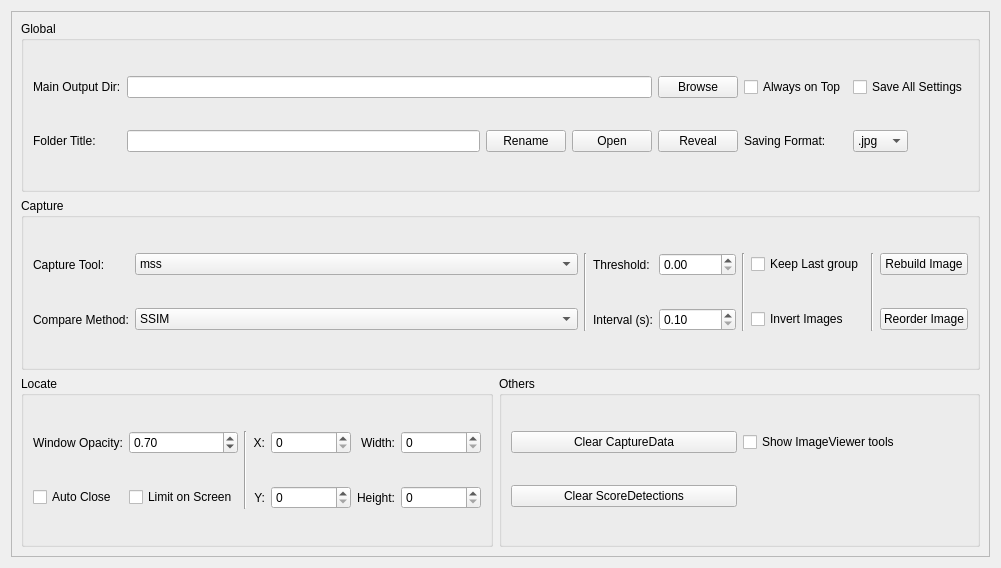
Qt form src/View/ui/TabSettings.ui (Carrot-shreds/score_capture) before a commit.
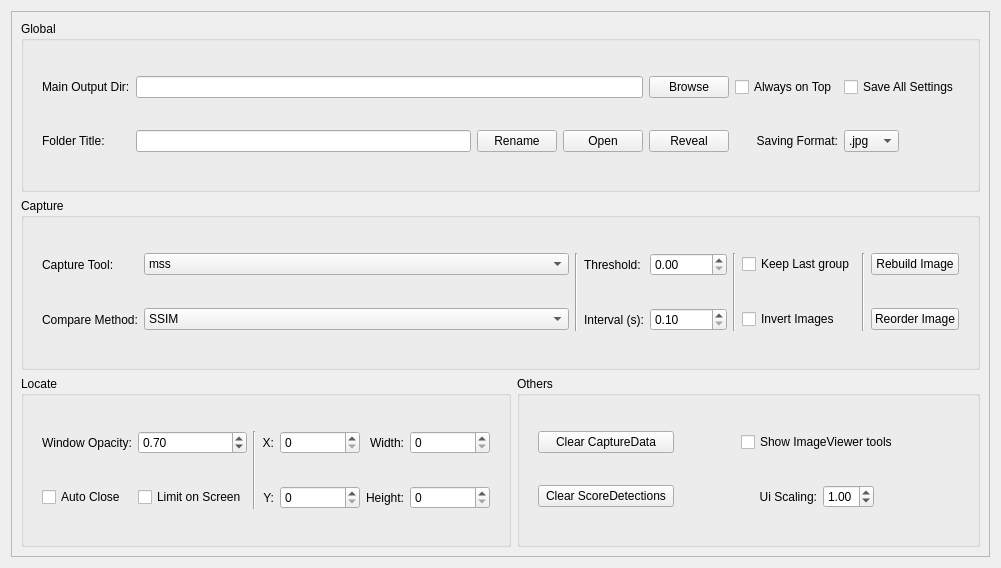
The same form after that commit.

Commit message: High resolution support, fix loacte window resize issue, and add ui scaling settig.

Patch:
```diff
--- a/src/View/ui/TabSettings.ui
+++ b/src/View/ui/TabSettings.ui
@@ -38,6 +38,12 @@
           <string>Global</string>
          </property>
          <layout class="QGridLayout" name="gridLayout_4">
+          <property name="leftMargin">
+           <number>18</number>
+          </property>
+          <property name="rightMargin">
+           <number>18</number>
+          </property>
           <item row="3" column="3">
            <widget class="QPushButton" name="pushButton_select_folder">
             <property name="toolTip">
@@ -139,6 +145,9 @@
             <property name="text">
              <string>Saving Format:</string>
             </property>
+            <property name="alignment">
+             <set>Qt::AlignmentFlag::AlignRight|Qt::AlignmentFlag::AlignTrailing|Qt::AlignmentFlag::AlignVCenter</set>
+            </property>
            </widget>
           </item>
           <item row="3" column="2">
@@ -180,13 +189,12 @@
           <string>Others</string>
          </property>
          <layout class="QGridLayout" name="gridLayout_5">
-          <item row="1" column="1">
-           <widget class="QCheckBox" name="checkBox_imageViewer_show_tools">
-            <property name="text">
-             <string>Show ImageViewer tools</string>
-            </property>
-           </widget>
-          </item>
+          <property name="leftMargin">
+           <number>18</number>
+          </property>
+          <property name="rightMargin">
+           <number>18</number>
+          </property>
           <item row="2" column="0">
            <widget class="QPushButton" name="pushButton_clear_score_detections">
             <property name="sizePolicy">
@@ -201,6 +209,19 @@
             <property name="text">
              <string>Clear ScoreDetections</string>
             </property>
+            <property name="flat">
+             <bool>false</bool>
+            </property>
+           </widget>
+          </item>
+          <item row="2" column="1" alignment="Qt::AlignmentFlag::AlignRight">
+           <widget class="QLabel" name="label">
+            <property name="text">
+             <string>Ui Scaling:</string>
+            </property>
+            <property name="alignment">
+             <set>Qt::AlignmentFlag::AlignRight|Qt::AlignmentFlag::AlignTrailing|Qt::AlignmentFlag::AlignVCenter</set>
+            </property>
            </widget>
           </item>
           <item row="1" column="0">
@@ -217,6 +238,41 @@
             <property name="text">
              <string>Clear CaptureData</string>
             </property>
+            <property name="flat">
+             <bool>false</bool>
+            </property>
+           </widget>
+          </item>
+          <item row="2" column="2" alignment="Qt::AlignmentFlag::AlignLeft">
+           <widget class="QDoubleSpinBox" name="doubleSpinBox_ui_scaling">
+            <property name="sizePolicy">
+             <sizepolicy hsizetype="Fixed" vsizetype="Fixed">
+              <horstretch>0</horstretch>
+              <verstretch>0</verstretch>
+             </sizepolicy>
+            </property>
+            <property name="toolTip">
+             <string>&lt;html&gt;&lt;head/&gt;&lt;body&gt;&lt;p&gt;The scaling of user interface. The actual scaling will be mulitplied by the system scaling. &lt;span style=&quot; font-family:'quote-cjk-patch','Inter','system-ui','-apple-system','BlinkMacSystemFont','Segoe UI','Roboto','Oxygen','Ubuntu','Cantarell','Open Sans','Helvetica Neue','sans-serif'; font-size:16px; color:#0f1115; background-color:#ffffff;&quot;&gt;Takes effect after restart.&lt;/span&gt;&lt;/p&gt;&lt;/body&gt;&lt;/html&gt;</string>
+            </property>
+            <property name="minimum">
+             <double>0.500000000000000</double>
+            </property>
+            <property name="maximum">
+             <double>2.000000000000000</double>
+            </property>
+            <property name="singleStep">
+             <double>0.100000000000000</double>
+            </property>
+            <property name="value">
+             <double>1.000000000000000</double>
+            </property>
+           </widget>
+          </item>
+          <item row="1" column="1" colspan="2" alignment="Qt::AlignmentFlag::AlignHCenter">
+           <widget class="QCheckBox" name="checkBox_imageViewer_show_tools">
+            <property name="text">
+             <string>Show ImageViewer tools</string>
+            </property>
            </widget>
           </item>
          </layout>
@@ -234,6 +290,12 @@
           <string>Capture</string>
          </property>
          <layout class="QGridLayout" name="gridLayout_2">
+          <property name="leftMargin">
+           <number>18</number>
+          </property>
+          <property name="rightMargin">
+           <number>18</number>
+          </property>
           <item row="1" column="2">
            <widget class="QComboBox" name="comboBox_capture_tool">
             <property name="sizePolicy">
@@ -318,6 +380,9 @@
             <property name="text">
              <string>Reorder Image</string>
             </property>
+            <property name="flat">
+             <bool>false</bool>
+            </property>
            </widget>
           </item>
           <item row="2" column="4">
@@ -448,6 +513,12 @@
           <string>Locate</string>
          </property>
          <layout class="QGridLayout" name="gridLayout">
+          <property name="leftMargin">
+           <number>18</number>
+          </property>
+          <property name="rightMargin">
+           <number>18</number>
+          </property>
           <item row="1" column="0">
            <widget class="QLabel" name="label_10">
             <property name="text">
```
The commit also changes 7 other files.
